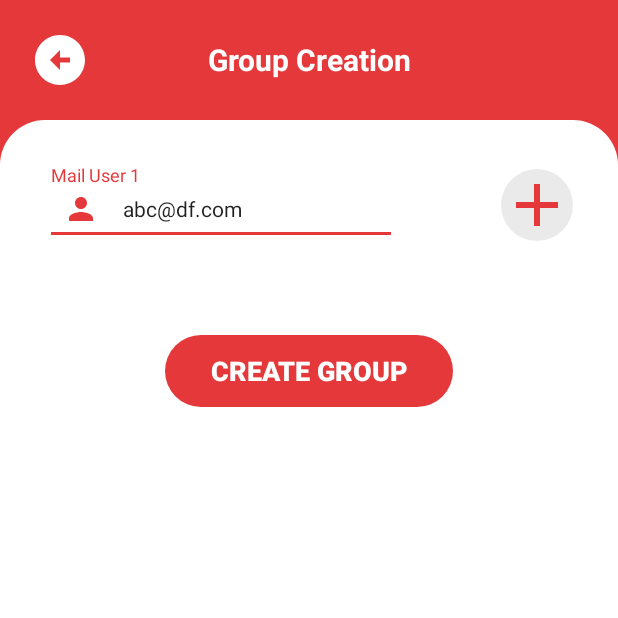
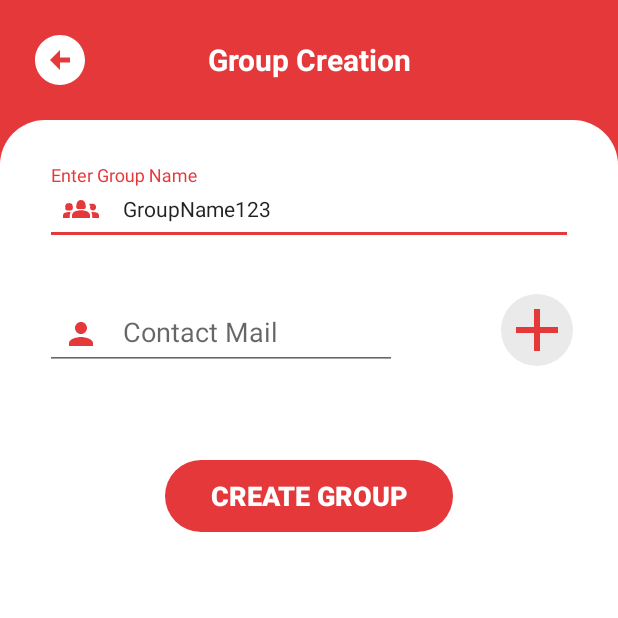
Before and after one commit to ArnaudCs/HAI811I-Interim, an Android app: the fragment_group_creation screen opened directly, with no data from a screen before it, on a phone screen of 412 x 824 dp, the top half of it. Run offline under Robolectric (Android 15) with nearby library versions, the phone set to English and light mode, and no system bars; our stand-ins replace Firebase (no records; nobody signed in at launch, a user with empty details on screens opened directly); libraries missing offline, so code that uses them is left out: org.checkerframework.checker; 1 statement that could not run was skipped.

Commit message:
[AC] Ajout du group name et de la célébration

```diff
--- a/app/src/main/java/com/example/interim/discussion/fragment_group_creation.java
+++ b/app/src/main/java/com/example/interim/discussion/fragment_group_creation.java
@@ -52,7 +52,7 @@ public class fragment_group_creation extends Fragment {
 
     RecyclerView userRecycler;
 
-    TextInputEditText textMember1;
+    TextInputEditText textMember1, textGroupName;
     private ConstraintLayout groupCreationCl;
     FirebaseFirestore db;
 
@@ -76,6 +76,7 @@ public class fragment_group_creation extends Fragment {
         backBtnGroupCreation = view.findViewById(R.id.backBtnGroupCreation);
         userRecycler = view.findViewById(R.id.userRecycler);
         textMember1 = view.findViewById(R.id.textMember1);
+        textGroupName = view.findViewById(R.id.textGroupName);
 
         memberAdapter = new member_ViewAdapter(requireContext());
         memberAdapter.updateMembersList(null);
@@ -170,20 +171,22 @@ public class fragment_group_creation extends Fragment {
                         String conversationId = documentReference.getId();
                         documentReference.update("unRead", new ArrayList<>());
                         documentReference.update("messages", new ArrayList<>());
-                        //documentReference.update("groupName", groupName.getText().toString());
+                        documentReference.update("groupName", textGroupName.getText().toString());
 
                         groupData.put("conversationId", conversationId);
 
                         db.collection("Groups").add(groupData).addOnSuccessListener(groupDocumentReference -> {
-                            // Group document was successfully created
                             String groupId = groupDocumentReference.getId();
-                            // Perform further operations with the group ID and conversation ID
-                            // ...
                             Log.d(TAG, "New group created with ID: " + groupId + ", Conversation ID: " + conversationId);
                         }).addOnFailureListener(e -> {
                             // Failed to create the group document
                             Log.e(TAG, "Error creating group document: " + e.getMessage());
                         });
+
+                        Intent groupCreationCeleb = new Intent(getContext(), CelebrationGroupCreationActivity.class);
+                        getContext().startActivity(groupCreationCeleb);
+                        getActivity().finish();
+
                     }).addOnFailureListener(e -> {
                         // Failed to create the conversation document
                         Log.e(TAG, "Error creating conversation document: " + e.getMessage());
--- a/app/src/main/java/com/example/interim/offers/fragment_mission_description.java
+++ b/app/src/main/java/com/example/interim/offers/fragment_mission_description.java
@@ -255,7 +255,6 @@ public class fragment_mission_description extends Fragment {
                 IMapController mapController = map.getController();
                 mapController.setCenter(startPoint);
                 mapController.setZoom(7.0);
-                System.out.println("Le point est --------------------" + startPoint);
                 ArrayList<OverlayItem> items = new ArrayList<>();
                 OverlayItem position = new OverlayItem("Lieu de l'offre", "", startPoint);
                 Drawable m = position.getMarker(0);
--- a/app/src/main/res/layout/fragment_group_creation.xml
+++ b/app/src/main/res/layout/fragment_group_creation.xml
@@ -105,6 +105,44 @@
                 android:paddingBottom="30dp"
                 android:weightSum="6">
 
+                <com.google.android.material.textfield.TextInputLayout
+                    android:id="@+id/layoutGroupName"
+                    android:layout_width="match_parent"
+                    android:layout_height="wrap_content"
+                    android:hint="@string/groupName"
+                    app:boxBackgroundMode="outline"
+                    app:boxStrokeColor="@color/primary_red"
+                    app:boxStrokeErrorColor="@color/strokeError"
+                    app:endIconMode="clear_text"
+                    app:endIconTint="@color/primary_red"
+                    app:layout_constraintEnd_toEndOf="parent"
+                    app:layout_constraintHorizontal_bias="1.0"
+                    app:layout_constraintStart_toStartOf="parent"
+                    app:placeholderText="GroupName123"
+                    app:startIconDrawable="@drawable/baseline_groups_2_24"
+                    app:startIconTint="@color/primary_red"
+                    tools:layout_editor_absoluteY="374dp">
+
+                    <com.google.android.material.textfield.TextInputEditText
+                        android:id="@+id/textGroupName"
+                        android:layout_width="match_parent"
+                        android:layout_height="wrap_content"
+                        android:inputType="textEmailAddress" />
+                </com.google.android.material.textfield.TextInputLayout>
+
+            </LinearLayout>
+
+            <LinearLayout
+                android:layout_width="match_parent"
+                android:layout_height="wrap_content"
+                android:gravity="center"
+                android:orientation="horizontal"
+                android:paddingLeft="30dp"
+                android:paddingRight="30dp"
+                android:paddingBottom="30dp"
+                android:weightSum="6"
+                android:baselineAligned="false">
+
                 <LinearLayout
                     android:layout_width="0dp"
                     android:layout_height="wrap_content"
@@ -115,7 +153,7 @@
                         android:id="@+id/layoutUser1"
                         android:layout_width="match_parent"
                         android:layout_height="wrap_content"
-                        android:hint="Mail User 1"
+                        android:hint="@string/participantMail"
                         app:boxBackgroundMode="outline"
                         app:boxStrokeColor="@color/primary_red"
                         app:boxStrokeErrorColor="@color/strokeError"
--- a/app/src/main/res/values/strings.xml
+++ b/app/src/main/res/values/strings.xml
@@ -331,4 +331,5 @@
     <string name="deleteApplication">Do you really want to delete this application ?</string>
     <string name="signaledUserDeleteAlert">Delete Report ?</string>
     <string name="SignaledUserDeleteText">Do you really want to delete this report ?</string>
+    <string name="groupName">Enter Group Name</string>
 </resources>
```
Also changed, not shown: app/src/main/AndroidManifest.xml (+15 -12 lines), app/src/main/java/com/example/interim/discussion/CelebrationGroupCreationActivity.java (added, +31 -0 lines), app/src/main/res/layout/activity_celebration_group_creation.xml (added, +91 -0 lines), 1 other file.
